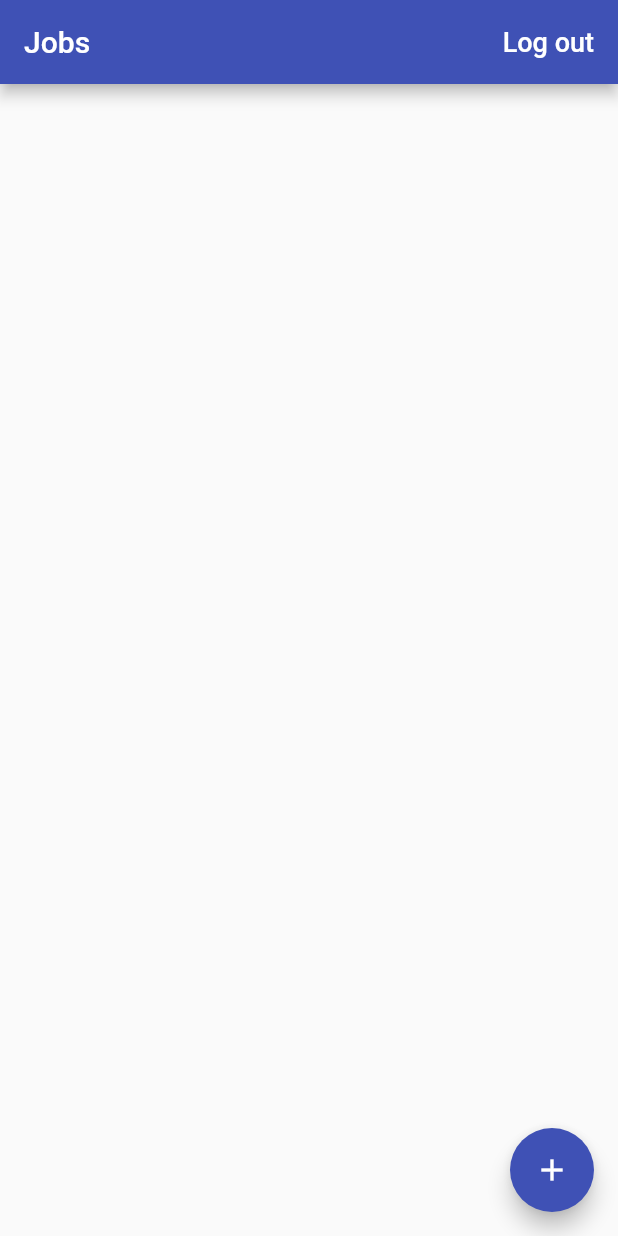
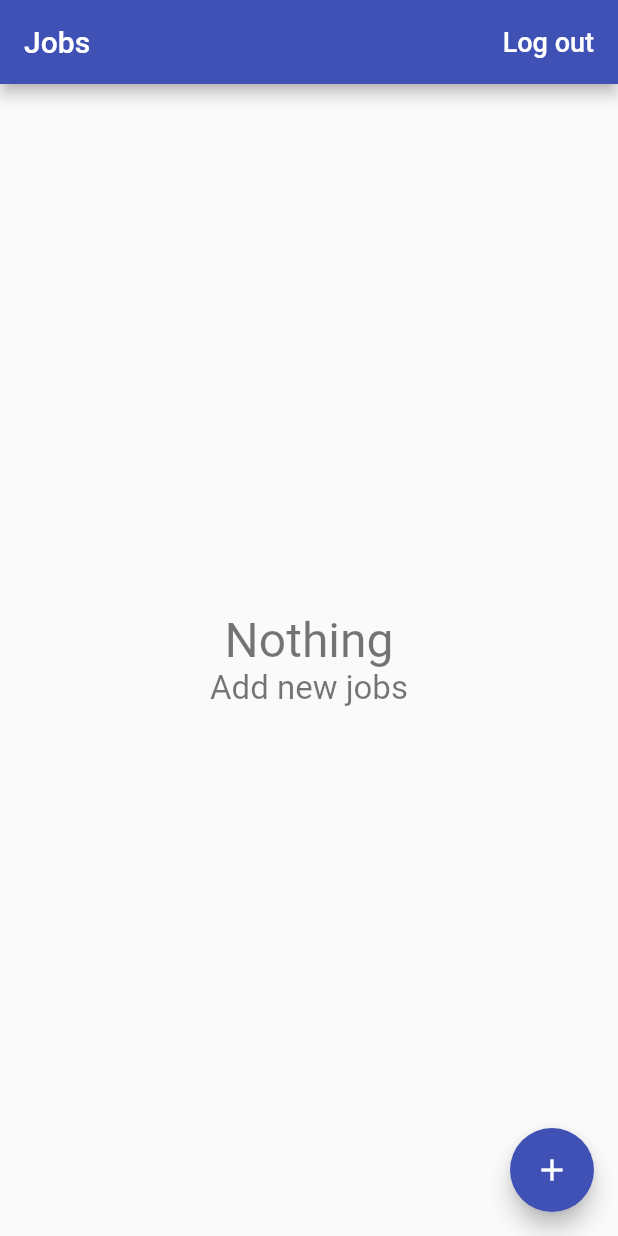
Before and after one commit to MigAlex/pirlo, a Flutter app: the screen it shows once a user with an empty profile is signed in, on a phone screen of 412 x 824 dp. Run offline on Flutter 3.47's test engine with Material 2 defaults, Android fonts, the phone set to English and light mode, and no system bars; our stand-ins replace cloud_firestore, firebase_auth, google_sign_in; missing offline and left inert: flutter_facebook_login; accounts and stored records are empty.

Commit message:
325 - adding screen for empty job list

```diff
--- /dev/null
+++ b/lib/app/home/jobs/empty_content.dart
@@ -0,0 +1,22 @@
+import 'package:flutter/material.dart';
+
+class EmptyContent extends StatelessWidget {
+  final String title;
+  final String message;
+
+  const EmptyContent(
+      {Key key, this.title = 'Nothing', this.message = 'Add new jobs'})
+      : super(key: key);
+  @override
+  Widget build(BuildContext context) {
+    return Center(
+      child: Column(
+        mainAxisAlignment: MainAxisAlignment.center,
+        children: <Widget>[
+          Text(title, style: TextStyle(fontSize: 32, color: Colors.black54)),
+          Text(message, style: TextStyle(fontSize: 22, color: Colors.black54)),
+        ],
+      ),
+    );
+  }
+}
--- a/lib/app/home/jobs/jobs_page.dart
+++ b/lib/app/home/jobs/jobs_page.dart
@@ -4,6 +4,7 @@ import 'package:rep_pirlo_1_dec/app/custom_widgets/platform_alert_dialog.dart';
 
 
 import 'package:rep_pirlo_1_dec/app/home/jobs/edit_job_page.dart';
+import 'package:rep_pirlo_1_dec/app/home/jobs/empty_content.dart';
 import 'package:rep_pirlo_1_dec/app/home/jobs/job_list_tile.dart';
 import 'package:rep_pirlo_1_dec/app/home/models/job.dart';
 import 'package:rep_pirlo_1_dec/services/auth.dart';
@@ -62,6 +63,7 @@ class JobsPage extends StatelessWidget {
         builder: (context, snapshot) {
           if (snapshot.hasData) {
             final jobs = snapshot.data;
+            if(jobs.isNotEmpty){
             final children = jobs
                 .map((job) => JobsListTile(
                       job: job,
@@ -69,6 +71,8 @@ class JobsPage extends StatelessWidget {
                     ))
                 .toList();
             return ListView(children: children);
+          }
+          return EmptyContent();
           }
           if (snapshot.hasError) {
             return Center(
```
